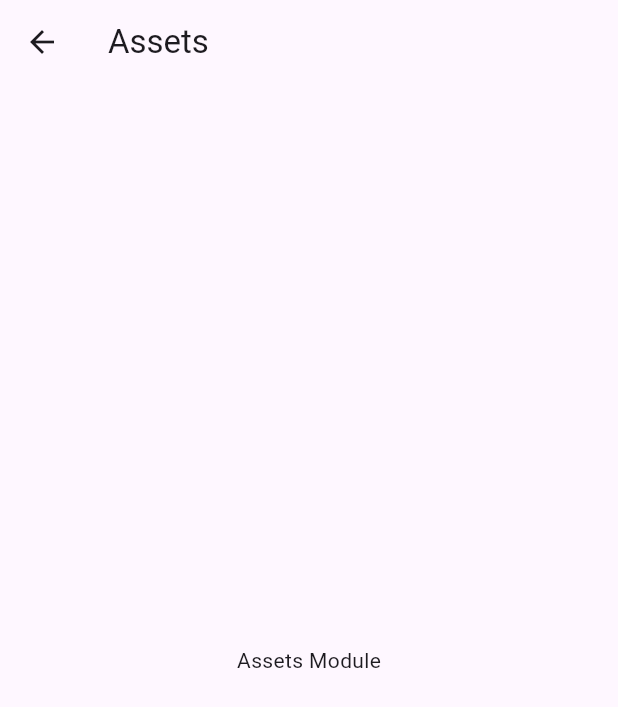
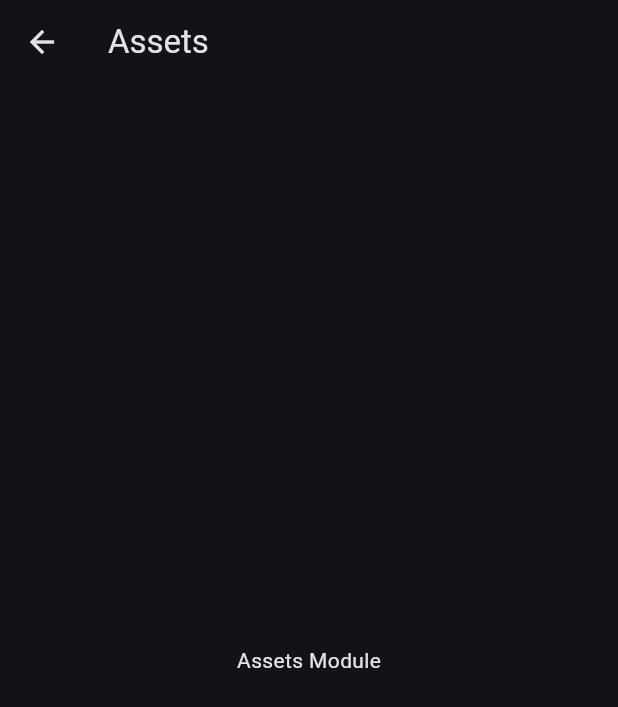
Before and after one commit to Bdaley0947/cmms_v3, a Flutter app: the screen it shows after launch, after a tap on "Assets", on a phone screen of 412 x 824 dp. Shown: the top 707 px of the screen. Run offline on Flutter 3.47's test engine with Material 3 defaults, Android fonts, the light colour scheme and no system bars.

Commit message:
Auto commit from CMMS menu: 2025-06-03 20:18:19

```diff
--- /dev/null
+++ b/analyze_log_20250603_201740.txt
@@ -0,0 +1,3 @@
+Analyzing cmms_v3...
+
+warning • The value of the local variable 'gateway' isn't used • test/email_gateway_test.dart:6:11 • unused_local_variable
--- a/lib/main.dart
+++ b/lib/main.dart
@@ -1,9 +1,9 @@
 import 'package:flutter/material.dart';
-import 'screens/modules/assets_screen.dart';
-import 'screens/modules/reports_screen.dart';
-import 'screens/modules/work_orders_screen.dart';
+import 'screens/core/core_dashboard.dart';
 
-void main() => runApp(const CMMSApp());
+void main() {
+  runApp(const CMMSApp());
+}
 
 class CMMSApp extends StatelessWidget {
   const CMMSApp({super.key});
@@ -12,44 +12,8 @@ class CMMSApp extends StatelessWidget {
   Widget build(BuildContext context) {
     return MaterialApp(
       title: 'Circle Red X',
-      theme: ThemeData(primarySwatch: Colors.red),
-      home: const Dashboard(),
+      theme: ThemeData.dark(),
+      home: const CoreDashboard(),
     );
   }
 }
-
-class Dashboard extends StatelessWidget {
-  const Dashboard({super.key});
-
-  void _navigateTo(BuildContext context, Widget screen) {
-    Navigator.of(context).push(
-      MaterialPageRoute(builder: (context) => screen),
-    );
-  }
-
-  @override
-  Widget build(BuildContext context) {
-    return Scaffold(
-      appBar: AppBar(title: const Text('Circle Red X')),
-      body: Center(
-        child: Column(
-          mainAxisAlignment: MainAxisAlignment.center,
-          children: [
-            ElevatedButton(
-              onPressed: () => _navigateTo(context, const AssetsScreen()),
-              child: const Text('Assets'),
-            ),
-            ElevatedButton(
-              onPressed: () => _navigateTo(context, const WorkOrdersScreen()),
-              child: const Text('Work Orders'),
-            ),
-            ElevatedButton(
-              onPressed: () => _navigateTo(context, const ReportsScreen()),
-              child: const Text('Reports'),
-            ),
-          ],
-        ),
-      ),
-    );
-  }
-}
```
